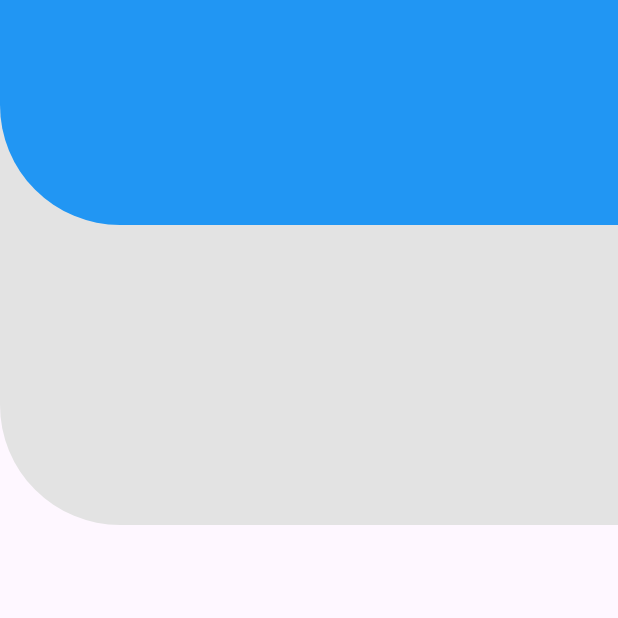
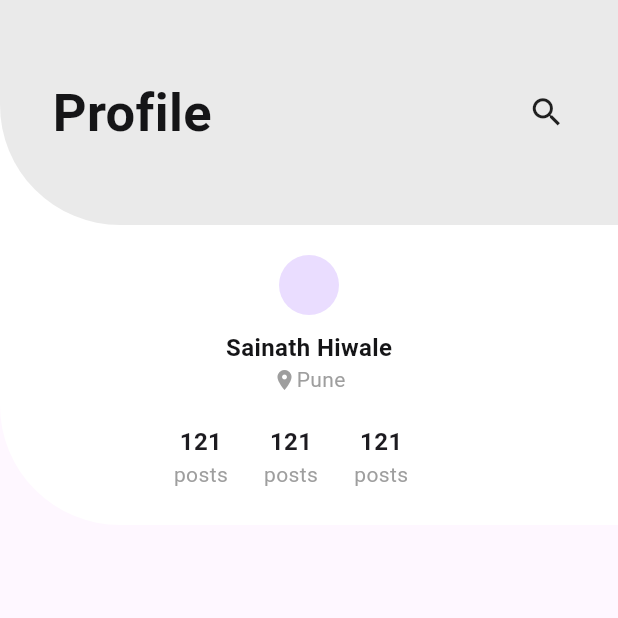
Before and after one commit to Sainathhiwale/flutterapps, a Flutter app: the screen it shows after launch, on a phone screen of 412 x 824 dp, the top half of it. Run offline on Flutter 3.47's test engine with Material 3 defaults, Android fonts, the phone set to English and light mode, and no system bars.

Commit message:
profile ui and post follow like ui is added in column

```diff
--- /dev/null
+++ b/lib/Utils/myStyle.dart
@@ -0,0 +1,19 @@
+import 'package:flutter/material.dart';
+
+const Color mainColor = Color(0xff151517);
+
+const TextStyle titleText = TextStyle(
+  fontSize: 35.0,
+  fontWeight: FontWeight.w700,
+  color: mainColor,
+);
+
+const TextStyle titleprofile = TextStyle(
+  fontSize: 16.0,
+  fontWeight: FontWeight.w600,
+  color: mainColor,
+);
+const TextStyle countText =
+    TextStyle(fontWeight: FontWeight.w700, fontSize: 16.0);
+const TextStyle followText =
+    TextStyle(fontWeight: FontWeight.w400, fontSize: 14.0, color: Colors.grey);
--- a/lib/main.dart
+++ b/lib/main.dart
@@ -11,7 +11,8 @@ class MyApp extends StatelessWidget {
   Widget build(BuildContext context) {
     return MaterialApp(
       debugShowCheckedModeBanner: false,
-      home: Scaffold(
+      home: SafeArea(
+        child: Scaffold(
           body: ListView(
             children: [
               Stack(
@@ -23,6 +24,8 @@ class MyApp extends StatelessWidget {
             ],
           ),
         ),
+      ),
       );
+
   }
 }
--- a/lib/myappbar.dart
+++ b/lib/myappbar.dart
@@ -1,4 +1,5 @@
 import 'package:flutter/material.dart';
+import 'package:flutterapps/Utils/myStyle.dart';
 
 class MyAppBar extends StatelessWidget {
 
@@ -6,12 +7,21 @@ class MyAppBar extends StatelessWidget {
   @override
   Widget build(BuildContext context) {
     return  Container(
+      padding: EdgeInsets.symmetric(horizontal: 35.0),
       height: 150,
       decoration: BoxDecoration(
-          color: Colors.blue,
+          color: Color(0xffeaeaea),
           borderRadius:BorderRadius.only(bottomLeft: Radius.circular(80.0))
       ),
-      child: Row(),
+      child: Row(
+        mainAxisAlignment: MainAxisAlignment.spaceBetween,
+        children: [
+          Text(
+            "Profile", style: titleText,
+          ),
+          Icon(Icons.search, size: 25.0,)
+        ],
+      ),
     );
   }
 }
--- a/lib/profile.dart
+++ b/lib/profile.dart
@@ -1,14 +1,91 @@
 import 'package:flutter/material.dart';
+import 'package:flutterapps/Utils/myStyle.dart';
 
 class Profile extends StatelessWidget {
-
   @override
   Widget build(BuildContext context) {
     return Container(
+      padding: EdgeInsets.only(top: 170),
+      width: double.infinity,
       height: 350,
-      decoration: BoxDecoration(
-          color: Color(0xffe3e3e3),
-          borderRadius: BorderRadius.only(bottomLeft: Radius.circular(80.0))
+      decoration:  BoxDecoration(
+          color: Colors.white,
+          borderRadius: BorderRadius.only(bottomLeft: Radius.circular(80.0))),
+      child:  Column(
+        children: [
+          CircleAvatar(),
+          SizedBox(
+            height: 10,
+          ),
+          Text("Sainath Hiwale", style: titleprofile),
+          Row(
+            mainAxisAlignment: MainAxisAlignment.center,
+            children: [
+              Icon(
+                Icons.location_on,
+                size: 16.0,
+                color: Colors.grey,
+              ),
+              Text(
+                "Pune",
+                style: TextStyle(color: Colors.grey),
+              )
+            ],
+          ),
+          SizedBox(
+            height: 20,
+          ),
+          Row(
+            mainAxisAlignment: MainAxisAlignment.center,
+            children: [
+              Column(
+                children: [
+                  Text(
+                    "121",
+                    style: countText,
+                  ),
+                  Text(
+                    "posts",
+                    style: followText,
+                  ),
+                ],
+              ),
+              SizedBox(
+                width: 24.0,
+              ),
+              Column(
+                children: [
+                  Text(
+                    "121",
+                    style: countText,
+                  ),
+                  Text(
+                    "posts",
+                    style: followText,
+                  ),
+                ],
+              ),
+              SizedBox(
+                width: 24.0,
+              ),
+              Column(
+                children: [
+                  Text(
+                    "121",
+                    style: countText,
+                  ),
+                  Text(
+                    "posts",
+                    style: followText,
+                  ),
+                ],
+              ),
+              SizedBox(
+                width: 24.0,
+              ),
+            ],
+          )
+        ],
       ),
     );
   }
```
Also changed, not shown: images/background.jpg (added), images/purple_solid.jpg (added). Lines whose indentation alone changed are shown as unchanged.
